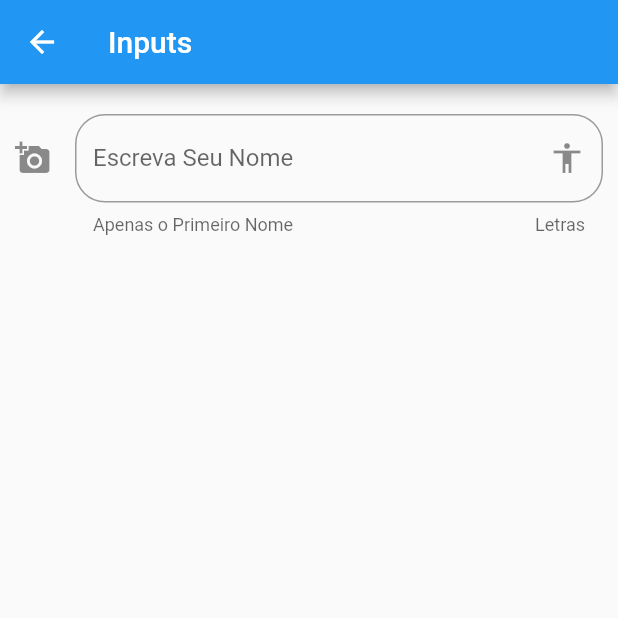
After one commit to adilsontchameia/componentes, a Flutter app: the InputPage screen opened by its route, on a phone screen of 412 x 824 dp, the top half of it. The commit adds this screen. Run offline on Flutter 3.47's test engine with Material 2 defaults, Android fonts, the phone set to English and light mode, and no system bars.

Commit message:
criacao do textField

```diff
--- a/data/menu_opts.json
+++ b/data/menu_opts.json
@@ -20,6 +20,11 @@
             "ruta" : "animated_container",
             "icon" : "donut_large",
             "texto": "Animated Container"
+        },
+        {
+            "ruta" : "inputs",
+            "icon" : "input",
+            "texto": "Inputs"
         }
     ]
 }
--- /dev/null
+++ b/lib/src/pages/input_page.dart
@@ -0,0 +1,47 @@
+import 'package:flutter/material.dart';
+
+class InputPage extends StatefulWidget {
+  const InputPage({Key? key}) : super(key: key);
+
+  @override
+  _InputPageState createState() => _InputPageState();
+}
+
+class _InputPageState extends State<InputPage> {
+  late String _nome;
+
+  @override
+  Widget build(BuildContext context) {
+    return Scaffold(
+        appBar: AppBar(
+          title: Text('Inputs'),
+        ),
+        body: ListView(
+          padding: EdgeInsets.symmetric(horizontal: 10.0, vertical: 20.0),
+          children: [_criarInput()],
+        ));
+  }
+
+  _criarInput() {
+    return TextField(
+      //autofocus: true,
+      textCapitalization: TextCapitalization.sentences,
+      decoration: InputDecoration(
+        border: OutlineInputBorder(
+          borderRadius: BorderRadius.circular(20.0),
+        ),
+        counterText: 'Letras',
+        hintText: 'Insira um texto',
+        labelText: 'Escreva Seu Nome',
+        helperText: 'Apenas o Primeiro Nome',
+        suffixIcon: Icon(Icons.accessibility),
+        icon: Icon(Icons.add_a_photo),
+      ),
+      //Pegando texto escrito
+      onChanged: (valor) {
+        _nome = valor;
+        print(_nome);
+      },
+    );
+  }
+}
--- a/lib/src/routes/routes.dart
+++ b/lib/src/routes/routes.dart
@@ -1,3 +1,4 @@
+import 'package:componentes/src/pages/input_page.dart';
 import 'package:flutter/material.dart';
 
 import 'package:componentes/src/pages/card_page.dart';
@@ -14,5 +15,6 @@ Map<String, WidgetBuilder> getApplicationRoutes() {
     'avatar': (BuildContext context) => AvatarPage(),
     'card': (BuildContext context) => CardPage(),
     'animated_container': (BuildContext context) => AnimatedContainerPage(),
+    'inputs': (BuildContext context) => InputPage(),
   };
 }
--- a/lib/src/utils/icone_string_util.dart
+++ b/lib/src/utils/icone_string_util.dart
@@ -5,6 +5,7 @@ final _icons = <String, IconData>{
   'accessibility': Icons.accessibility,
   'folder_open': Icons.folder_open,
   'donut_large': Icons.donut_large,
+  'input': Icons.input,
 };
 
 final _iconFinal = <String, IconData>{'right': Icons.keyboard_arrow_right};
```
